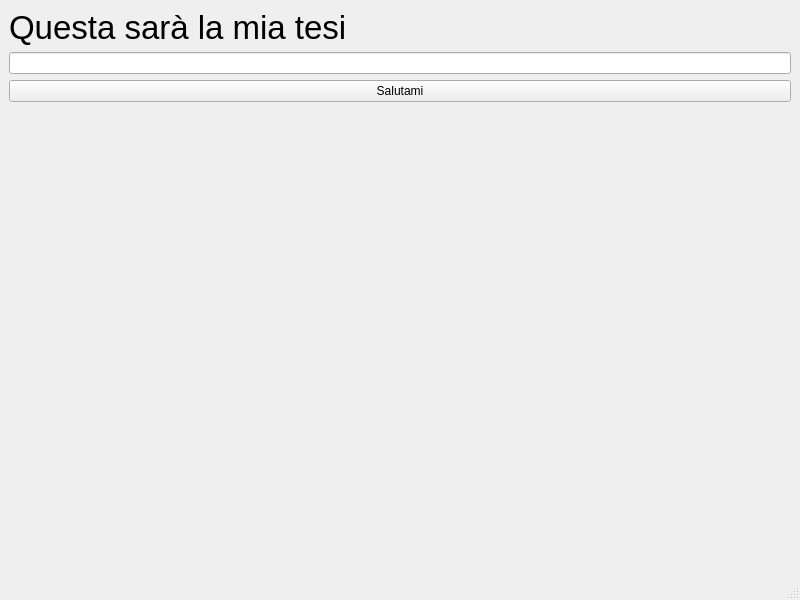
Qt form ui/main_window.ui (TdP-prove-finali/CavalloGabriele) before a commit.
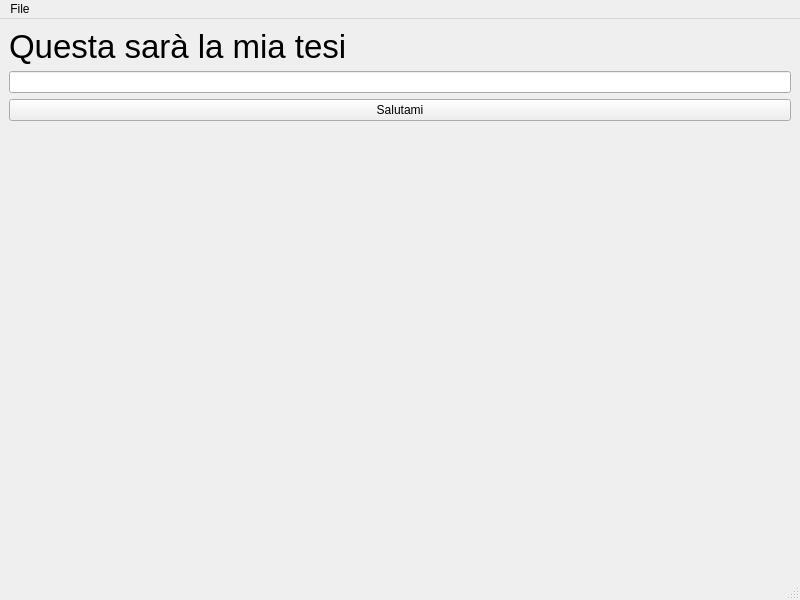
The same form after that commit.

What changed in the file:
```diff
--- a/ui/main_window.ui
+++ b/ui/main_window.ui
@@ -61,9 +61,16 @@
      <x>0</x>
      <y>0</y>
      <width>800</width>
-     <height>33</height>
+     <height>30</height>
     </rect>
    </property>
+   <widget class="QMenu" name="menuFile">
+    <property name="title">
+     <string>File</string>
+    </property>
+    <addaction name="actionImportazione"/>
+   </widget>
+   <addaction name="menuFile"/>
   </widget>
   <widget class="QStatusBar" name="statusbar"/>
  </widget>
```
Left out of the diff: 8 changed lines with no effect on the pictures.
